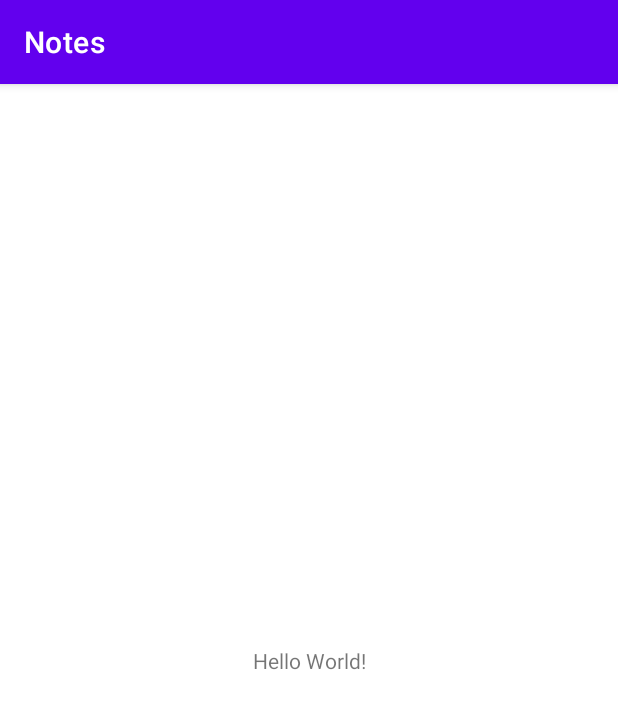
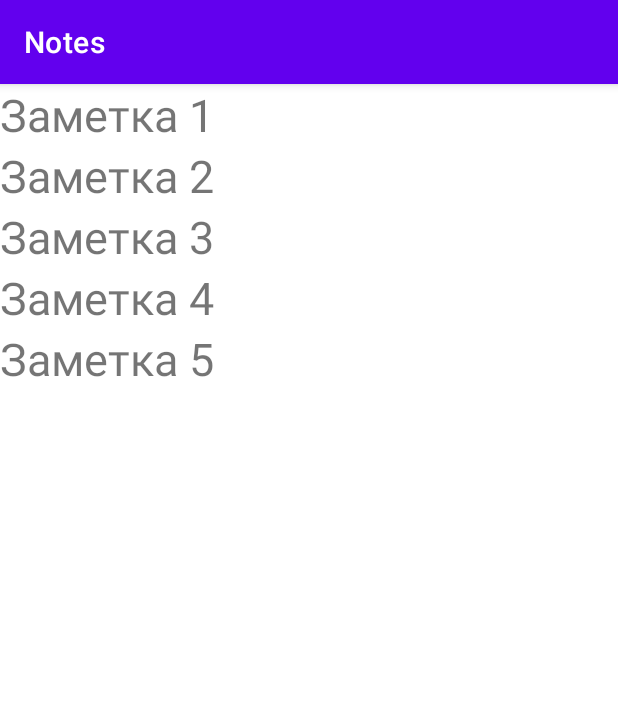
Before and after one commit to AleksandrRogov25/Notes, an Android app: the screen it shows after launch (MainActivity), on a phone screen of 412 x 824 dp. Shown: the top 709 px of the screen. Run offline under Robolectric (Android 15) with nearby library versions, the phone set to English and light mode, and no system bars.

Commit message:
HomeWork6

```diff
--- a/app/build.gradle
+++ b/app/build.gradle
@@ -32,6 +32,7 @@ dependencies {
     implementation 'androidx.appcompat:appcompat:1.5.1'
     implementation 'com.google.android.material:material:1.7.0'
     implementation 'androidx.constraintlayout:constraintlayout:2.1.4'
+    implementation 'androidx.legacy:legacy-support-v4:1.0.0'
     testImplementation 'junit:junit:4.13.2'
     androidTestImplementation 'androidx.test.ext:junit:1.1.3'
     androidTestImplementation 'androidx.test.espresso:espresso-core:3.4.0'
--- a/app/src/main/java/com/example/notes/MainActivity.java
+++ b/app/src/main/java/com/example/notes/MainActivity.java
@@ -10,5 +10,12 @@ public class MainActivity extends AppCompatActivity {
     protected void onCreate(Bundle savedInstanceState) {
         super.onCreate(savedInstanceState);
         setContentView(R.layout.activity_main);
+
+            if (savedInstanceState ==null)
+            getSupportFragmentManager()
+                    .beginTransaction()
+                    .add(R.id.fragment_container, new NotesFragment())
+                    .commit();
+
     }
 }
--- /dev/null
+++ b/app/src/main/java/com/example/notes/NotesFragment.java
@@ -0,0 +1,101 @@
+package com.example.notes;
+
+import android.content.res.Configuration;
+import android.os.Bundle;
+import android.view.LayoutInflater;
+import android.view.View;
+import android.view.ViewGroup;
+import android.widget.LinearLayout;
+import android.widget.TextView;
+
+import androidx.annotation.NonNull;
+import androidx.annotation.Nullable;
+import androidx.fragment.app.Fragment;
+import androidx.fragment.app.FragmentManager;
+import androidx.fragment.app.FragmentTransaction;
+
+public class NotesFragment extends Fragment {
+    private static final String CURRENT_NOTE = "CurrentNote";
+    private int currentPosition = 0;
+
+    @Override
+    public void onCreate(Bundle savedInstanceState) {
+        super.onCreate(savedInstanceState);
+    }
+
+    @Override
+    public View onCreateView(LayoutInflater inflater, ViewGroup container,
+                             Bundle savedInstanceState) {
+        return inflater.inflate(R.layout.fragment_notes, container, false);
+    }
+
+    @Override
+    public void onViewCreated(@NonNull View view, @Nullable Bundle savedInstanceState) {
+        super.onViewCreated(view, savedInstanceState);
+
+        if (savedInstanceState != null) {
+            currentPosition = savedInstanceState.getInt(CURRENT_NOTE, 0);
+        }
+        initList(view);
+
+        if (isLandscape()) {
+            showLandNotesDetail(currentPosition);
+        }
+    }
+
+
+    private void initList(View view) {
+        LinearLayout linearLayout = (LinearLayout) view;
+        String[] notes = getResources().getStringArray(R.array.notes);
+        for (int i = 0; i < notes.length; i++) {
+            String note = notes[i];
+            TextView tv = new TextView(getContext());
+            tv.setText(note);
+            tv.setTextSize(30);
+            linearLayout.addView(tv);
+            final int position = i;
+            tv.setOnClickListener(view1 -> showNotesDetail(position));
+        }
+    }
+
+    private void showNotesDetail(int position) {
+        currentPosition = position;
+        if (isLandscape()) {
+            showLandNotesDetail(position);
+        } else {
+            showPortNotesDetail(position);
+        }
+    }
+
+
+    private void showPortNotesDetail(int position) {
+        NotesDetailFragment notesDetailFragment = NotesDetailFragment.newInstance(position);
+        FragmentManager fragmentManager = requireActivity().getSupportFragmentManager();
+        FragmentTransaction fragmentTransaction = fragmentManager.beginTransaction();
+        fragmentTransaction.add(R.id.fragment_container, notesDetailFragment);
+        fragmentTransaction.addToBackStack("");
+        fragmentTransaction.setTransition(FragmentTransaction.TRANSIT_FRAGMENT_FADE);
+        fragmentTransaction.commit();
+    }
+
+
+    private void showLandNotesDetail(int position) {
+        NotesDetailFragment detail = NotesDetailFragment.newInstance(position);
+        FragmentManager fragmentManager = requireActivity().getSupportFragmentManager();
+        FragmentTransaction fragmentTransaction = fragmentManager.beginTransaction();
+        fragmentTransaction.replace(R.id.notes_detail, detail);
+        fragmentTransaction.setTransition(FragmentTransaction.TRANSIT_FRAGMENT_FADE);
+        fragmentTransaction.commit();
+    }
+
+    @Override
+    public void onSaveInstanceState(@NonNull Bundle outState) {
+        outState.putInt(CURRENT_NOTE, currentPosition);
+        super.onSaveInstanceState(outState);
+    }
+
+    private boolean isLandscape() {
+        return getResources().getConfiguration().orientation
+                == Configuration.ORIENTATION_LANDSCAPE;
+    }
+}
--- /dev/null
+++ b/app/src/main/res/layout-land/activity_main.xml
@@ -0,0 +1,23 @@
+<?xml version="1.0" encoding="utf-8"?>
+<LinearLayout xmlns:android="http://schemas.android.com/apk/res/android"
+    xmlns:tools="http://schemas.android.com/tools"
+    android:layout_width="match_parent"
+    android:layout_height="match_parent"
+    android:orientation="horizontal"
+    tools:ignore="MissingDefaultResource"
+    android:baselineAligned="false">
+
+    <FrameLayout
+        android:id="@+id/fragment_container"
+        android:layout_width="0px"
+        android:layout_height="match_parent"
+        android:layout_weight="1"
+        />
+
+    <FrameLayout
+        android:id="@+id/notes_detail"
+        android:layout_width="0px"
+        android:layout_height="match_parent"
+        android:layout_weight="1"
+        android:background="?android:attr/detailsElementBackground" />
+</LinearLayout>
--- a/app/src/main/res/layout/activity_main.xml
+++ b/app/src/main/res/layout/activity_main.xml
@@ -1,18 +1,12 @@
 <?xml version="1.0" encoding="utf-8"?>
-<androidx.constraintlayout.widget.ConstraintLayout xmlns:android="http://schemas.android.com/apk/res/android"
-    xmlns:app="http://schemas.android.com/apk/res-auto"
-    xmlns:tools="http://schemas.android.com/tools"
+<FrameLayout xmlns:android="http://schemas.android.com/apk/res/android"
+
     android:layout_width="match_parent"
     android:layout_height="match_parent"
-    tools:context=".MainActivity">
-
-    <TextView
-        android:layout_width="wrap_content"
-        android:layout_height="wrap_content"
-        android:text="Hello World!"
-        app:layout_constraintBottom_toBottomOf="parent"
-        app:layout_constraintLeft_toLeftOf="parent"
-        app:layout_constraintRight_toRightOf="parent"
-        app:layout_constraintTop_toTopOf="parent" />
-
-</androidx.constraintlayout.widget.ConstraintLayout>
+    >
+    <FrameLayout
+        android:id="@+id/fragment_container"
+        android:layout_width="match_parent"
+        android:layout_height="match_parent"
+        />
+</FrameLayout>
--- /dev/null
+++ b/app/src/main/res/layout/fragment_notes.xml
@@ -0,0 +1,8 @@
+<?xml version="1.0" encoding="utf-8"?>
+<LinearLayout xmlns:android="http://schemas.android.com/apk/res/android"
+    android:orientation="vertical"
+    android:layout_width="match_parent"
+    android:layout_height="match_parent"
+    >
+
+</LinearLayout>
--- /dev/null
+++ b/app/src/main/res/values/arrays.xml
@@ -0,0 +1,18 @@
+<?xml version="1.0" encoding="utf-8"?>
+<resources>
+    <string-array name="notes">
+        <item>Заметка 1</item>
+        <item>Заметка 2</item>
+        <item>Заметка 3</item>
+        <item>Заметка 4</item>
+        <item>Заметка 5</item>
+    </string-array>
+    <string-array name="notes_detail">
+        <item>Содержание заметки 1</item>
+        <item>Содержание заметки 2</item>
+        <item>Содержание заметки 3</item>
+        <item>Содержание заметки 4</item>
+        <item>Содержание заметки 5</item>
+    </string-array>
+
+</resources>
--- a/app/src/main/res/values/strings.xml
+++ b/app/src/main/res/values/strings.xml
@@ -1,3 +1,5 @@
 <resources>
     <string name="app_name">Notes</string>
+    <!-- TODO: Remove or change this placeholder text -->
+    <string name="hello_blank_fragment">Hello blank fragment</string>
 </resources>
```
Also changed, not shown: app/src/main/java/com/example/notes/NotesDetailFragment.java (added, +54 -0 lines), app/src/main/res/layout/fragment_notes_detail.xml (added, +23 -0 lines).
